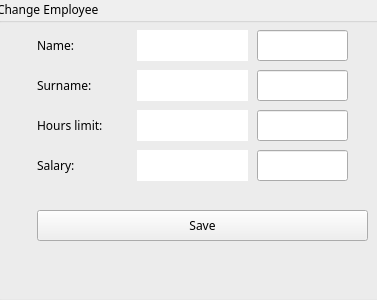
The window that Comcalen/ChangeEmployee.ui (Rolkarolka/Comcalen) describes before a commit, drawn with Qt 5.
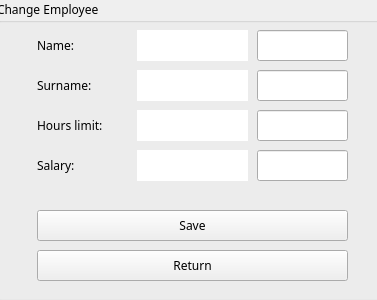
The same window after the commit. Icons and pictures are not drawn.

Commit message: uodparnianie na bezmyślność użytkownika

The edit to the form file:
```diff
--- a/Comcalen/ChangeEmployee.ui
+++ b/Comcalen/ChangeEmployee.ui
@@ -214,7 +214,7 @@
      <rect>
       <x>40</x>
       <y>210</y>
-      <width>331</width>
+      <width>311</width>
       <height>31</height>
      </rect>
     </property>
@@ -227,6 +227,24 @@
      <string>Save</string>
     </property>
    </widget>
+   <widget class="QPushButton" name="return_button">
+    <property name="geometry">
+     <rect>
+      <x>40</x>
+      <y>250</y>
+      <width>311</width>
+      <height>31</height>
+     </rect>
+    </property>
+    <property name="font">
+     <font>
+      <family>Copperplate Gothic Bold</family>
+     </font>
+    </property>
+    <property name="text">
+     <string>Return</string>
+    </property>
+   </widget>
   </widget>
  </widget>
  <layoutdefault spacing="6" margin="11"/>
```
The commit also changes 2 other files.
